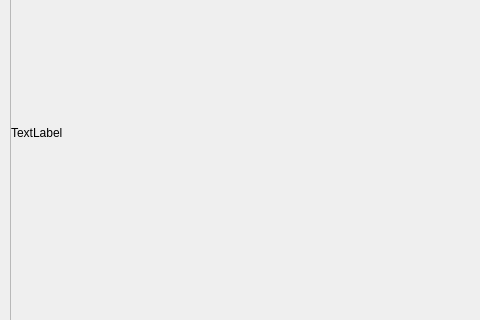
Above: pintor3.ui from Giovannirg/Pintor3 before the change; both pictures show x 0 to 480 and y 183 to 503 of the 1007 by 751 pixel window. Below: the same form after it.
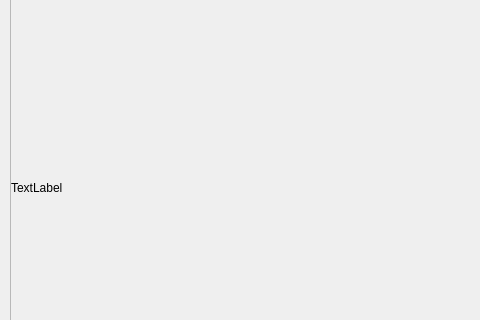
That is the form after the change. Icons and pictures are not drawn.

Commit message: Menu triggered

Diff of the .ui file:
```diff
--- a/pintor3.ui
+++ b/pintor3.ui
@@ -368,8 +368,8 @@
        <rect>
         <x>0</x>
         <y>0</y>
-        <width>811</width>
-        <height>471</height>
+        <width>961</width>
+        <height>581</height>
        </rect>
       </property>
       <property name="text">
```
The commit also changes 2 other files.
